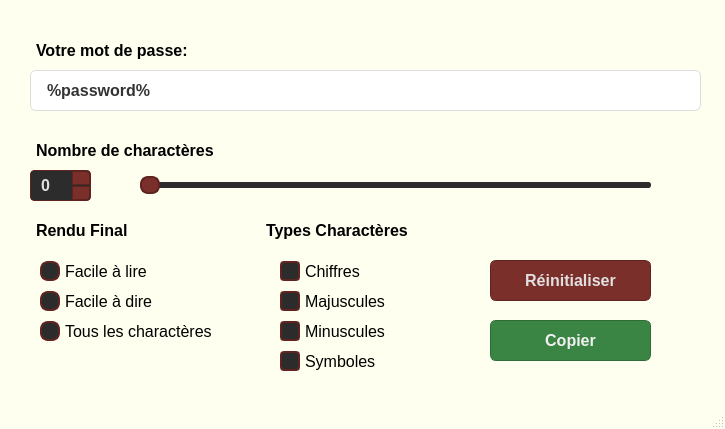
Neocle/PasswordGenerator, file resources/ui/PasswordGenerator.ui: the form before one commit.
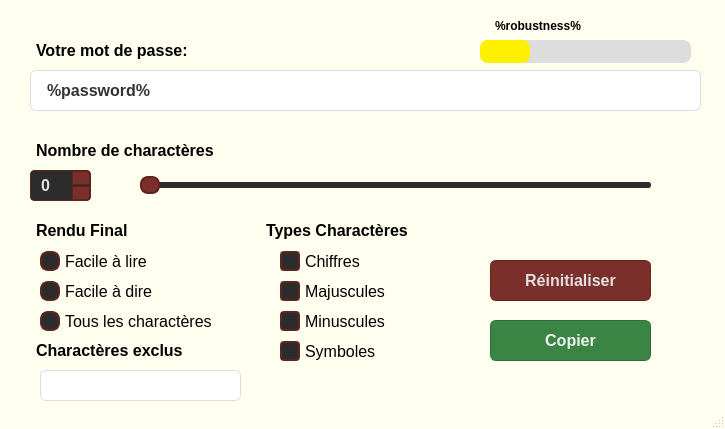
The form after the commit. Icons and pictures are not drawn.

Commit message: reworked password generation, added robustness bar, characters exclusion, and fixed crashes

The edit to the form file:
```diff
--- a/resources/ui/PasswordGenerator.ui
+++ b/resources/ui/PasswordGenerator.ui
@@ -90,7 +90,7 @@
     <property name="geometry">
      <rect>
       <x>40</x>
-      <y>260</y>
+      <y>250</y>
       <width>121</width>
       <height>22</height>
      </rect>
@@ -134,7 +134,7 @@
     <property name="geometry">
      <rect>
       <x>40</x>
-      <y>290</y>
+      <y>280</y>
       <width>121</width>
       <height>22</height>
      </rect>
@@ -178,7 +178,7 @@
     <property name="geometry">
      <rect>
       <x>40</x>
-      <y>320</y>
+      <y>310</y>
       <width>191</width>
       <height>22</height>
      </rect>
@@ -244,7 +244,7 @@
     <property name="geometry">
      <rect>
       <x>280</x>
-      <y>260</y>
+      <y>250</y>
       <width>101</width>
       <height>22</height>
      </rect>
@@ -294,7 +294,7 @@
     <property name="geometry">
      <rect>
       <x>280</x>
-      <y>290</y>
+      <y>280</y>
       <width>121</width>
       <height>22</height>
      </rect>
@@ -344,7 +344,7 @@
     <property name="geometry">
      <rect>
       <x>280</x>
-      <y>320</y>
+      <y>310</y>
       <width>121</width>
       <height>22</height>
      </rect>
@@ -394,7 +394,7 @@
     <property name="geometry">
      <rect>
       <x>280</x>
-      <y>350</y>
+      <y>340</y>
       <width>141</width>
       <height>22</height>
      </rect>
@@ -648,9 +648,107 @@
     border-radius: 3px;
 }
 </string>
+	</property>
+	<property name="orientation">
+		<enum>Qt::Orientation::Horizontal</enum>
+	</property>
+    </widget>
+   <widget class="QLabel" name="excluded_chars_label">
+    <property name="geometry">
+     <rect>
+      <x>20</x>
+      <y>330</y>
+      <width>261</width>
+      <height>41</height>
+     </rect>
     </property>
-    <property name="orientation">
-     <enum>Qt::Orientation::Horizontal</enum>
+    <property name="styleSheet">
+     <string notr="true">QLabel {
+    font-family: &quot;Inter&quot;, &quot;Segoe UI&quot;, &quot;Arial&quot;, sans-serif;
+    font-size: 16px;
+    font-weight: 600;
+    color: #000;
+    padding: 8px 12px;
+}</string>
+    </property>
+    <property name="text">
+     <string>Charactères exclus</string>
+    </property>
+   </widget>
+   <widget class="QLineEdit" name="excluded_chars">
+    <property name="geometry">
+     <rect>
+      <x>40</x>
+      <y>370</y>
+      <width>201</width>
+      <height>31</height>
+     </rect>
+    </property>
+    <property name="styleSheet">
+     <string notr="true">QLineEdit {
+    font-family: &quot;Inter&quot;, &quot;Segoe UI&quot;, &quot;Arial&quot;, sans-serif;
+    font-size: 16px;
+    font-weight: 500;
+    color: #333333;
+    background: #FFFFFF;
+    padding: 8px 12px;
+    border-radius: 6px;
+    border: 1px solid #DDDDDD;
+}
+</string>
+    </property>
+    <property name="text">
+     <string/>
+    </property>
+   </widget>
+   <widget class="QProgressBar" name="robustness">
+    <property name="geometry">
+     <rect>
+      <x>480</x>
+      <y>40</y>
+      <width>211</width>
+      <height>23</height>
+     </rect>
+    </property>
+    <property name="styleSheet">
+     <string notr="true">QProgressBar {
+            border: none;
+            border-radius: 8px;
+            background-color: #ddd;
+            height: 16px;
+			color: transparent;
+}
+    
+QProgressBar::chunk {
+            border-radius: 8px;
+            background-color: #fff000;
+}</string>
+    </property>
+    <property name="value">
+     <number>24</number>
+    </property>
+   </widget>
+   <widget class="QLabel" name="robustness_label">
+    <property name="geometry">
+     <rect>
+      <x>480</x>
+      <y>10</y>
+      <width>231</width>
+      <height>31</height>
+     </rect>
+    </property>
+    <property name="styleSheet">
+     <string notr="true">QLabel {
+    font-family: &quot;Inter&quot;, &quot;Segoe UI&quot;, &quot;Arial&quot;, sans-serif;
+    font-size: 12px;
+    font-weight: 600;
+    color: #000;
+    padding: 8px 12px;
+}
+</string>
+    </property>
+    <property name="text">
+     <string>%robustness%</string>
     </property>
    </widget>
   </widget>
```
The commit also changes 9 other files.
